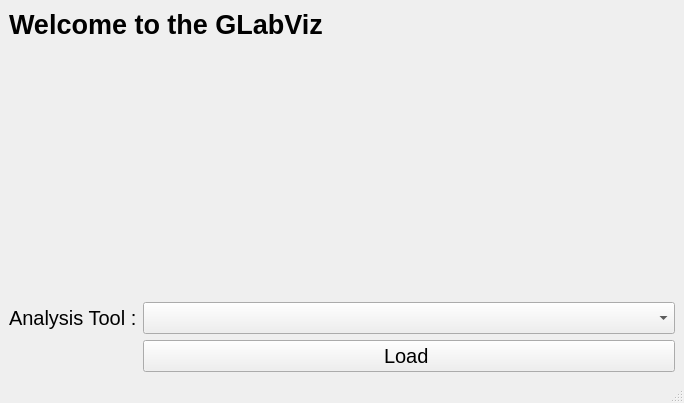
Qt form PythonGUI_apps/DataBrowser_GUI.ui (SarthakJariwala/Python_GUI_apps) before a commit.
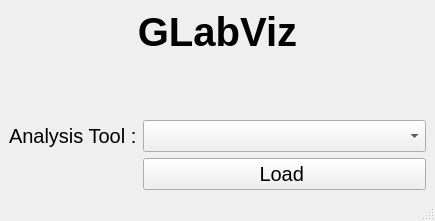
The same form after that commit.

Commit message: window title changes, minor ui changes in MainDataBrowser

```diff
--- a/PythonGUI_apps/DataBrowser_GUI.ui
+++ b/PythonGUI_apps/DataBrowser_GUI.ui
@@ -6,8 +6,8 @@
    <rect>
     <x>0</x>
     <y>0</y>
-    <width>684</width>
-    <height>403</height>
+    <width>435</width>
+    <height>221</height>
    </rect>
   </property>
   <property name="windowTitle">
@@ -19,13 +19,16 @@
      <widget class="QLabel" name="label">
       <property name="font">
        <font>
-        <pointsize>20</pointsize>
+        <pointsize>30</pointsize>
         <weight>75</weight>
         <bold>true</bold>
        </font>
       </property>
       <property name="text">
-       <string>Welcome to the GLabViz</string>
+       <string>GLabViz</string>
+      </property>
+      <property name="alignment">
+       <set>Qt::AlignCenter</set>
       </property>
      </widget>
     </item>
```
Left out of the diff: 6 changed lines with no effect on the pictures. The commit also changes 9 other files.
